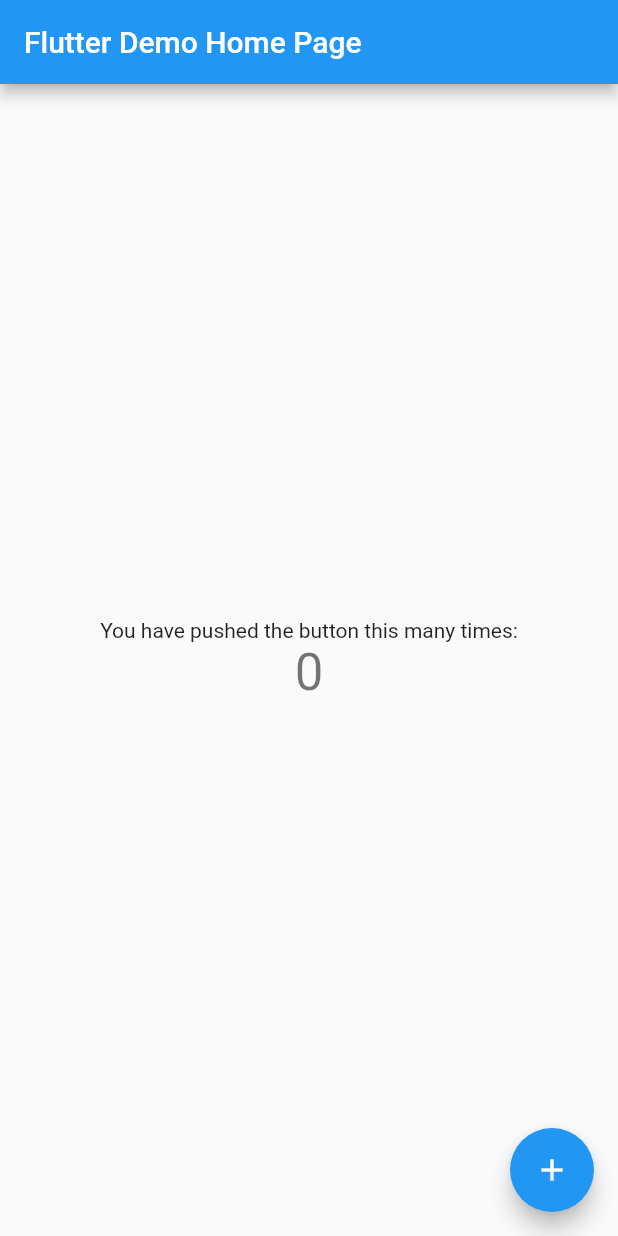
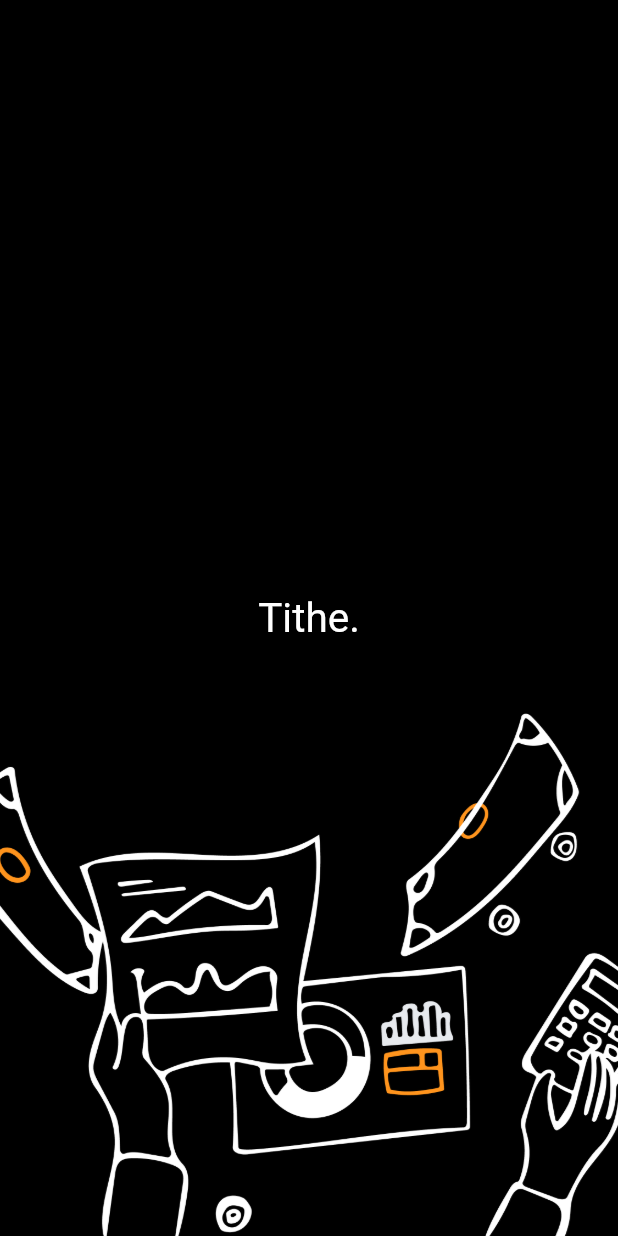
Before and after one commit to cr34t1ve/tithe, a Flutter app: the screen it shows after launch, on a phone screen of 412 x 824 dp. Run offline on Flutter 3.47's test engine with Material 2 defaults, Android fonts, the phone set to English and light mode, and no system bars.

Commit message:
splash screen constructed

```diff
--- a/tithe/lib/main.dart
+++ b/tithe/lib/main.dart
@@ -1,117 +1,12 @@
 import 'package:flutter/material.dart';
+import 'package:tithe/splash.dart';
 
 void main() {
-  runApp(MyApp());
+  runApp(MaterialApp(
+    initialRoute: '/',
+    routes: {
+      '/': (context) => Splash()
+    },
+    debugShowCheckedModeBanner: false,
+  ));
 }
-
-class MyApp extends StatelessWidget {
-  // This widget is the root of your application.
-  @override
-  Widget build(BuildContext context) {
-    return MaterialApp(
-      title: 'Flutter Demo',
-      theme: ThemeData(
-        // This is the theme of your application.
-        //
-        // Try running your application with "flutter run". You'll see the
-        // application has a blue toolbar. Then, without quitting the app, try
-        // changing the primarySwatch below to Colors.green and then invoke
-        // "hot reload" (press "r" in the console where you ran "flutter run",
-        // or simply save your changes to "hot reload" in a Flutter IDE).
-        // Notice that the counter didn't reset back to zero; the application
-        // is not restarted.
-        primarySwatch: Colors.blue,
-        // This makes the visual density adapt to the platform that you run
-        // the app on. For desktop platforms, the controls will be smaller and
-        // closer together (more dense) than on mobile platforms.
-        visualDensity: VisualDensity.adaptivePlatformDensity,
-      ),
-      home: MyHomePage(title: 'Flutter Demo Home Page'),
-    );
-  }
-}
-
-class MyHomePage extends StatefulWidget {
-  MyHomePage({Key key, this.title}) : super(key: key);
-
-  // This widget is the home page of your application. It is stateful, meaning
-  // that it has a State object (defined below) that contains fields that affect
-  // how it looks.
-
-  // This class is the configuration for the state. It holds the values (in this
-  // case the title) provided by the parent (in this case the App widget) and
-  // used by the build method of the State. Fields in a Widget subclass are
-  // always marked "final".
-
-  final String title;
-
-  @override
-  _MyHomePageState createState() => _MyHomePageState();
-}
-
-class _MyHomePageState extends State<MyHomePage> {
-  int _counter = 0;
-
-  void _incrementCounter() {
-    setState(() {
-      // This call to setState tells the Flutter framework that something has
-      // changed in this State, which causes it to rerun the build method below
-      // so that the display can reflect the updated values. If we changed
-      // _counter without calling setState(), then the build method would not be
-      // called again, and so nothing would appear to happen.
-      _counter++;
-    });
-  }
-
-  @override
-  Widget build(BuildContext context) {
-    // This method is rerun every time setState is called, for instance as done
-    // by the _incrementCounter method above.
-    //
-    // The Flutter framework has been optimized to make rerunning build methods
-    // fast, so that you can just rebuild anything that needs updating rather
-    // than having to individually change instances of widgets.
-    return Scaffold(
-      appBar: AppBar(
-        // Here we take the value from the MyHomePage object that was created by
-        // the App.build method, and use it to set our appbar title.
-        title: Text(widget.title),
-      ),
-      body: Center(
-        // Center is a layout widget. It takes a single child and positions it
-        // in the middle of the parent.
-        child: Column(
-          // Column is also a layout widget. It takes a list of children and
-          // arranges them vertically. By default, it sizes itself to fit its
-          // children horizontally, and tries to be as tall as its parent.
-          //
-          // Invoke "debug painting" (press "p" in the console, choose the
-          // "Toggle Debug Paint" action from the Flutter Inspector in Android
-          // Studio, or the "Toggle Debug Paint" command in Visual Studio Code)
-          // to see the wireframe for each widget.
-          //
-          // Column has various properties to control how it sizes itself and
-          // how it positions its children. Here we use mainAxisAlignment to
-          // center the children vertically; the main axis here is the vertical
-          // axis because Columns are vertical (the cross axis would be
-          // horizontal).
-          mainAxisAlignment: MainAxisAlignment.center,
-          children: <Widget>[
-            Text(
-              'You have pushed the button this many times:',
-            ),
-            Text(
-              '$_counter',
-              style: Theme.of(context).textTheme.headline4,
-            ),
-          ],
-        ),
-      ),
-      floatingActionButton: FloatingActionButton(
-        onPressed: _incrementCounter,
-        tooltip: 'Increment',
-        child: Icon(Icons.add),
-      ), // This trailing comma makes auto-formatting nicer for build methods.
-    );
-  }
-}
--- /dev/null
+++ b/tithe/lib/splash.dart
@@ -0,0 +1,32 @@
+import 'package:flutter/material.dart';
+
+class Splash extends StatelessWidget {
+  @override
+  Widget build(BuildContext context) {
+    return Scaffold(
+      backgroundColor: Colors.black,
+      body: Stack(
+        children: <Widget>[
+          Center(
+            child: Text(
+              'Tithe.',
+              style: TextStyle(
+                color: Colors.white,
+                fontSize: 27
+              ),
+            ),
+          ),
+          Positioned(
+            bottom: 0,
+            left: 0,
+            right: 0,
+            child: Image.asset(
+              'assets/Group 239.png',
+              fit: BoxFit.fitWidth,
+              ),
+          )
+        ],
+      ),
+    );
+  }
+}
--- a/tithe/pubspec.yaml
+++ b/tithe/pubspec.yaml
@@ -45,8 +45,8 @@
   uses-material-design: true
 
   # To add assets to your application, add an assets section, like this:
-  # assets:
-  #   - images/a_dot_burr.jpeg
+  assets:
+    - assets/
   #   - images/a_dot_ham.jpeg
 
   # An image asset can refer to one or more resolution-specific "variants", see
```
Also changed, not shown: tithe/assets/Group 239.png (added), 1 other file.
